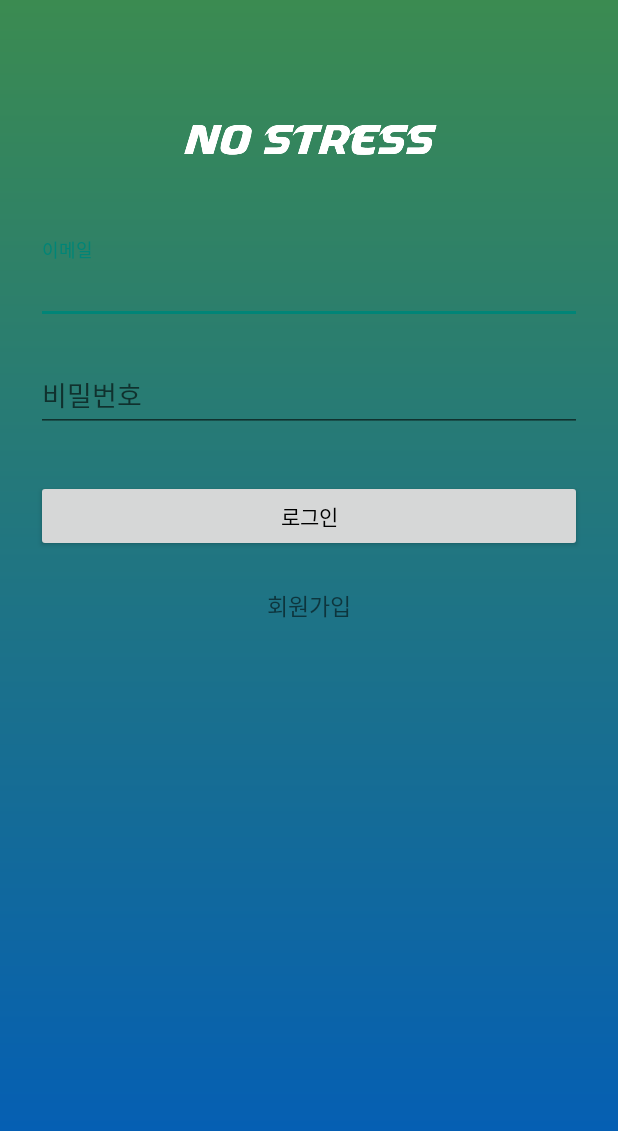
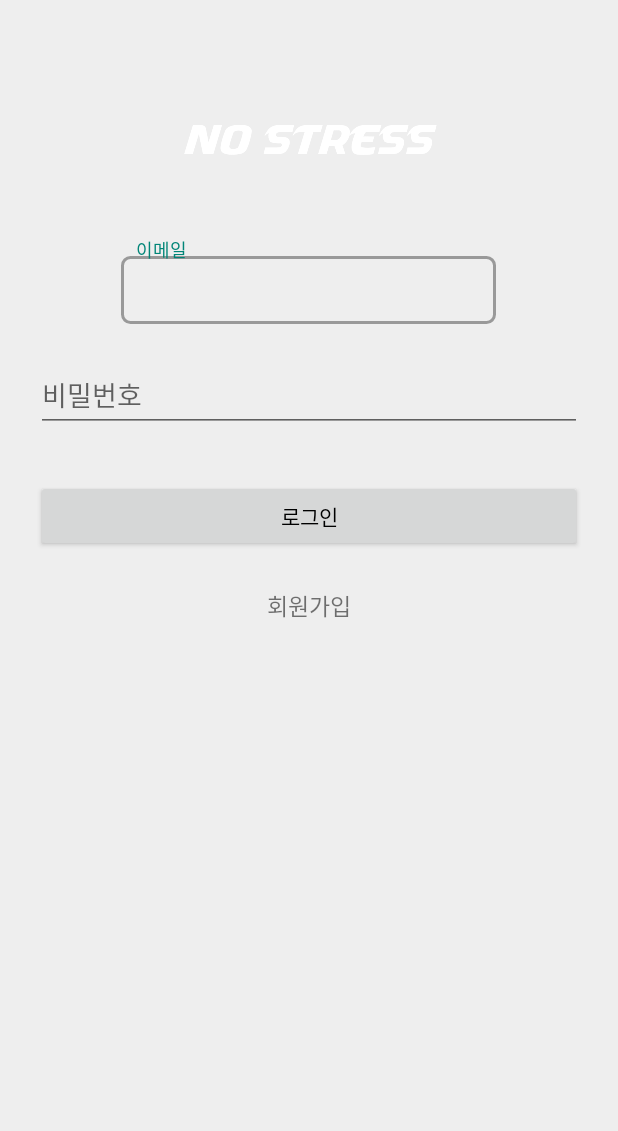
Before and after one commit to kpk0314/NoStress, an Android app: the layout activity_login.xml on its own in the app's theme, with its tools: preview values and no code run, on a phone screen of 412 x 824 dp. Shown: the top 1131 px of the screen. Run offline under Robolectric (Android 15) with nearby library versions, the light colour scheme and no system bars.

Commit message:
로그인 페이지 디자인 수정중

```diff
--- /dev/null
+++ b/app/src/main/res/drawable/boxinput.xml
@@ -0,0 +1,11 @@
+<?xml version="1.0" encoding="utf-8"?>
+
+<shape xmlns:android="http://schemas.android.com/apk/res/android"
+    android:shape="rectangle">
+    <solid android:color="#00000000" />
+    <stroke android:width="2dp"
+        android:color="#999999" />
+    <corners
+        android:radius="5dp"/>
+
+</shape>
--- a/app/src/main/res/layout/activity_login.xml
+++ b/app/src/main/res/layout/activity_login.xml
@@ -6,7 +6,7 @@
     android:layout_height="fill_parent"
     android:fillViewport="false"
     android:fitsSystemWindows="true"
-    android:background="@drawable/gradient">
+    android:background="#EEEEEE">
 
     <LinearLayout
         android:layout_width="match_parent"
@@ -32,11 +32,13 @@
 
             <EditText
                 android:id="@+id/input_email"
-                android:layout_width="match_parent"
-                android:layout_height="wrap_content"
+                android:layout_width="250dp"
+                android:layout_height="45dp"
+                android:background="@drawable/boxinput"
                 android:hint="이메일"
                 android:inputType="textEmailAddress"
-                />
+                android:layout_gravity="center"
+                android:paddingLeft="10dp" />
         </android.support.design.widget.TextInputLayout>
 
         <!--  Password Label -->
--- a/app/src/main/res/values/styles.xml
+++ b/app/src/main/res/values/styles.xml
@@ -1,4 +1,4 @@
-<resources>
+<resources xmlns:android="http://schemas.android.com/tools">
 
     <!-- Base application theme. -->
     <style name="AppTheme" parent="Theme.AppCompat.Light.DarkActionBar">
@@ -32,4 +32,7 @@
         <item name="android:textColor">@color/primary_dark</item>
     </style>
 
+
+
+
 </resources>
```
